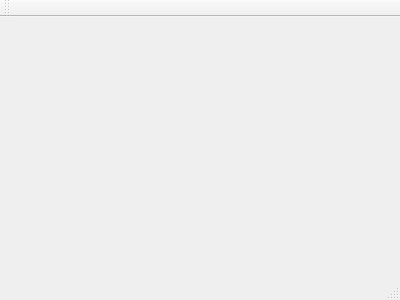
This is mainwindow.ui in tlemar00/BancoDePruebas as Qt 5 draws it before an edit. The edited form follows.
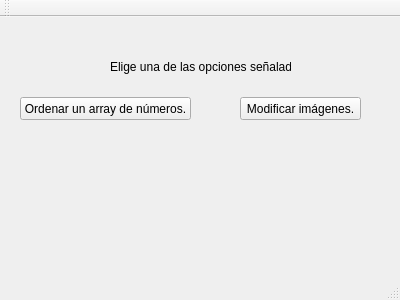
This is the edited form.

Patch:
```diff
--- a/mainwindow.ui
+++ b/mainwindow.ui
@@ -12,13 +12,68 @@
   <property name="windowTitle" >
    <string>MainWindow</string>
   </property>
-  <widget class="QMenuBar" name="menuBar" />
-  <widget class="QToolBar" name="mainToolBar" />
-  <widget class="QWidget" name="centralWidget" />
-  <widget class="QStatusBar" name="statusBar" />
+  <widget class="QWidget" name="centralWidget">
+   <widget class="QPushButton" name="pushButton">
+    <property name="geometry">
+     <rect>
+      <x>20</x>
+      <y>80</y>
+      <width>171</width>
+      <height>23</height>
+     </rect>
+    </property>
+    <property name="text">
+     <string>Ordenar un array de números.</string>
+    </property>
+   </widget>
+   <widget class="QPushButton" name="pushButton_2">
+    <property name="geometry">
+     <rect>
+      <x>240</x>
+      <y>80</y>
+      <width>121</width>
+      <height>23</height>
+     </rect>
+    </property>
+    <property name="text">
+     <string>Modificar imágenes.</string>
+    </property>
+   </widget>
+   <widget class="QLabel" name="label">
+    <property name="geometry">
+     <rect>
+      <x>110</x>
+      <y>40</y>
+      <width>181</width>
+      <height>20</height>
+     </rect>
+    </property>
+    <property name="text">
+     <string>Elige una de las opciones señaladas:</string>
+    </property>
+   </widget>
+  </widget>
+  <widget class="QMenuBar" name="menuBar">
+   <property name="geometry">
+    <rect>
+     <x>0</x>
+     <y>0</y>
+     <width>400</width>
+     <height>21</height>
+    </rect>
+   </property>
+  </widget>
+  <widget class="QToolBar" name="mainToolBar">
+   <attribute name="toolBarArea">
+    <enum>TopToolBarArea</enum>
+   </attribute>
+   <attribute name="toolBarBreak">
+    <bool>false</bool>
+   </attribute>
+  </widget>
+  <widget class="QStatusBar" name="statusBar"/>
  </widget>
- <layoutDefault spacing="6" margin="11" />
- <pixmapfunction></pixmapfunction>
+ <layoutdefault spacing="6" margin="11"/>
  <resources/>
  <connections/>
 </ui>
```
Left out of the diff: 7 changed lines with no effect on the pictures.
